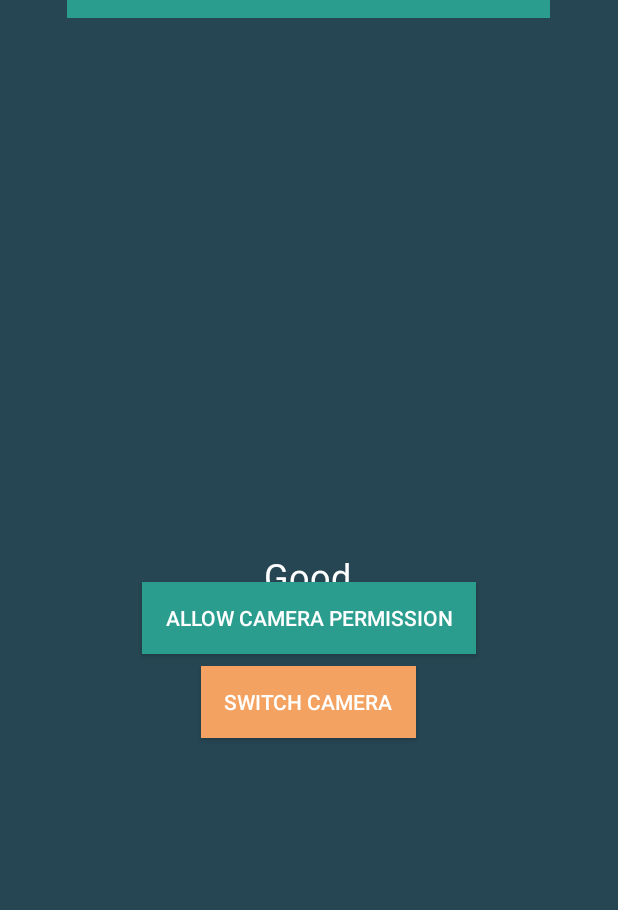
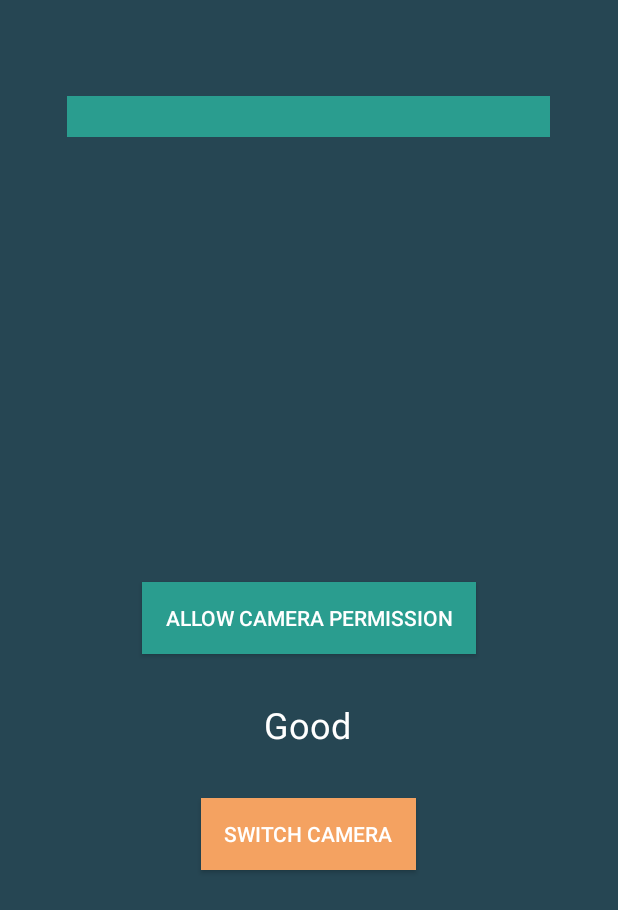
Before and after one commit to ChewBoonZhan/SignLearn, an Android app: the layout fragment_translator.xml on its own in the app's theme, with its tools: preview values and no code run, on a phone screen of 412 x 824 dp. Shown: the top 910 px of the screen. Run offline under Robolectric (Android 15) with nearby library versions, the phone set to English and light mode, and no system bars.

Commit message:
Finalized UI design

```diff
--- a/app/build.gradle
+++ b/app/build.gradle
@@ -43,7 +43,7 @@ dependencies {
     implementation 'androidx.legacy:legacy-support-v4:1.0.0'
     compile 'com.android.support:multidex:1.0.0'
     compile 'pl.droidsonroids.gif:android-gif-drawable:1.2.2'
-    testImplementation 'junit:junit:4.+'
+    testImplementation 'junit:junit:4.+';
     androidTestImplementation 'androidx.test.ext:junit:1.1.1'
     androidTestImplementation 'androidx.test.espresso:espresso-core:3.1.0'
 
--- a/app/src/main/res/layout/fragment_translator.xml
+++ b/app/src/main/res/layout/fragment_translator.xml
@@ -14,9 +14,10 @@
         android:id="@+id/camera_frame"
         android:layout_width="409dp"
         android:layout_height="302dp"
+        android:layout_marginTop="40dp"
         app:layout_constraintEnd_toEndOf="parent"
         app:layout_constraintStart_toStartOf="parent"
-        tools:layout_editor_absoluteY="145dp" >
+        app:layout_constraintTop_toBottomOf="@+id/category_selector">
 
     </FrameLayout>
 
@@ -32,12 +33,13 @@
         app:layout_constraintHorizontal_bias="0.498"
         app:layout_constraintStart_toStartOf="parent"
         app:layout_constraintTop_toBottomOf="@+id/camera_frame"
-        app:layout_constraintVertical_bias="0.134" />
+        app:layout_constraintVertical_bias="0.093" />
 
     <Spinner
         android:id="@+id/category_selector"
         android:layout_width="322dp"
         android:layout_height="27dp"
+        android:layout_marginTop="64dp"
         android:background="@color/primary"
         android:dropDownSelector="@color/primary"
         android:paddingTop="5dp"
@@ -46,12 +48,10 @@
         android:scrollbarThumbVertical="@color/white"
         android:spinnerMode="dialog"
         android:textAlignment="center"
-        app:layout_constraintBottom_toTopOf="@+id/camera_frame"
         app:layout_constraintEnd_toEndOf="parent"
         app:layout_constraintHorizontal_bias="0.494"
         app:layout_constraintStart_toStartOf="parent"
-        app:layout_constraintTop_toTopOf="parent"
-        app:layout_constraintVertical_bias="0.591" />
+        app:layout_constraintTop_toTopOf="parent" />
 
     <Button
         android:id="@+id/switch_camera"
```
Also changed, not shown: app/src/main/java/com/example/prototypeb/controller/translator_verify/Translator_verify.java (+11 -8 lines), 1 other file.
